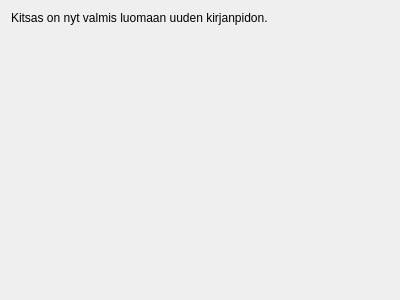
Above: kitsas/uusikirjanpito/uusiloppu.ui from artoh/kitupiikki before the change. Below: the same form after it.
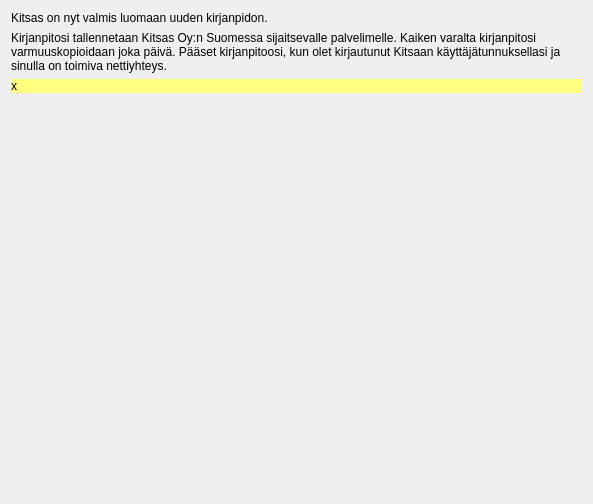
That is the form after the change.

```diff
--- a/kitsas/uusikirjanpito/uusiloppu.ui
+++ b/kitsas/uusikirjanpito/uusiloppu.ui
@@ -6,8 +6,8 @@
    <rect>
     <x>0</x>
     <y>0</y>
-    <width>400</width>
-    <height>300</height>
+    <width>593</width>
+    <height>504</height>
    </rect>
   </property>
   <property name="windowTitle">
@@ -24,6 +24,26 @@
      </property>
     </widget>
    </item>
+   <item>
+    <widget class="QLabel" name="pilviLabel">
+     <property name="text">
+      <string>Kirjanpitosi tallennetaan Kitsas Oy:n Suomessa sijaitsevalle palvelimelle. Kaiken varalta kirjanpitosi varmuuskopioidaan joka päivä. Pääset kirjanpitoosi, kun olet kirjautunut Kitsaan käyttäjätunnuksellasi ja sinulla on toimiva nettiyhteys.</string>
+     </property>
+     <property name="wordWrap">
+      <bool>true</bool>
+     </property>
+    </widget>
+   </item>
+   <item>
+    <widget class="QLabel" name="koneLabel">
+     <property name="styleSheet">
+      <string notr="true">background-color: rgb(255, 255, 127);</string>
+     </property>
+     <property name="text">
+      <string>x</string>
+     </property>
+    </widget>
+   </item>
    <item>
     <spacer name="verticalSpacer">
      <property name="orientation">
```
